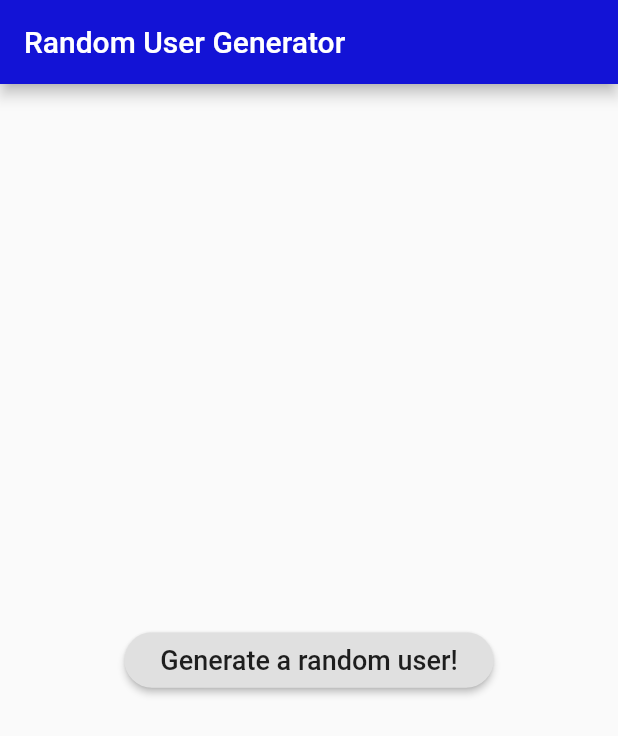
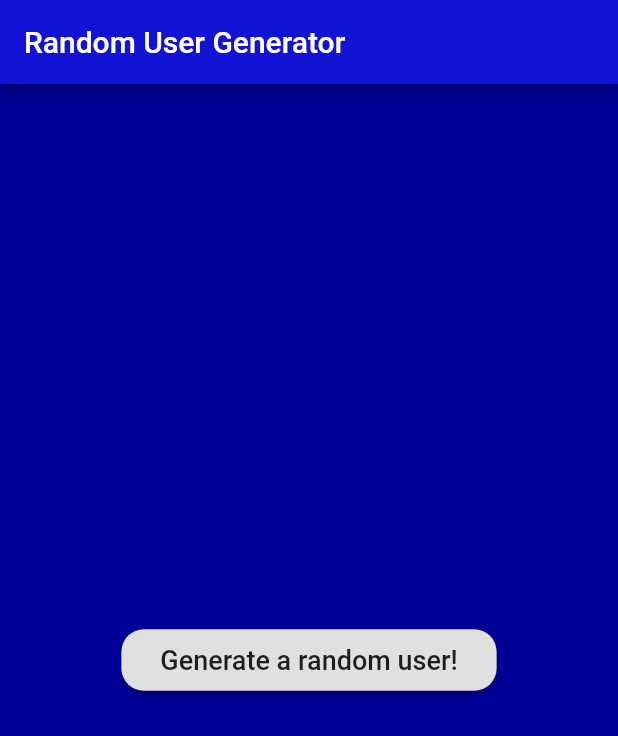
Before and after one commit to senaybee/random_user, a Flutter app: the screen it shows after launch, on a phone screen of 412 x 824 dp. Shown: the top 736 px of the screen. Run offline on Flutter 3.47's test engine with Material 2 defaults, Android fonts, the phone set to English and light mode, and no system bars; our stand-ins replace google_fonts.

Commit message:
Edit colors

```diff
--- a/lib/main.dart
+++ b/lib/main.dart
@@ -14,6 +14,7 @@ class FirstPage extends StatelessWidget {
         primaryColor: Color.fromRGBO(19, 19, 214, 1.0),
       ),
       home: Scaffold(
+        backgroundColor: Color.fromRGBO(0, 0, 153, 1.0),
         appBar: AppBar(
           title: Text('Random User Generator'),
         ),
@@ -21,12 +22,12 @@ class FirstPage extends StatelessWidget {
           child: RaisedButton(
             shape: RoundedRectangleBorder(
               borderRadius: BorderRadius.circular(
-                20.0,
+                15.0,
               ),
             ),
             onPressed: () {},
             child: Container(
-              padding: EdgeInsets.all(8.0),
+              padding: EdgeInsets.all(10.0),
               child: Text(
                 'Generate a random user!',
                 style: TextStyle(fontSize: 18.0),
```
